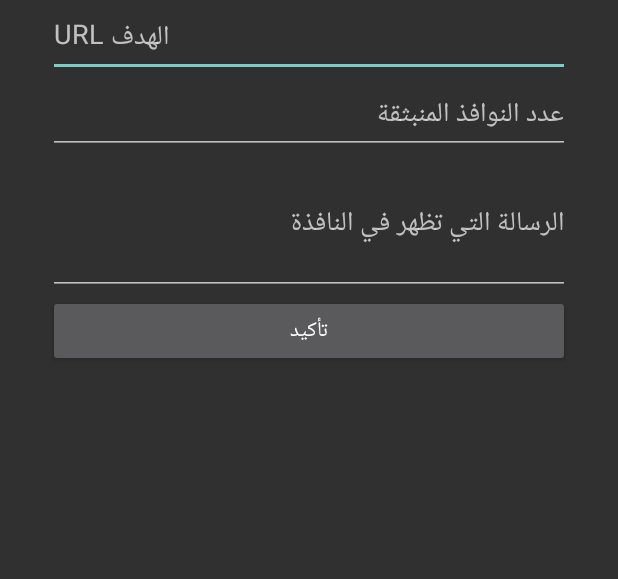
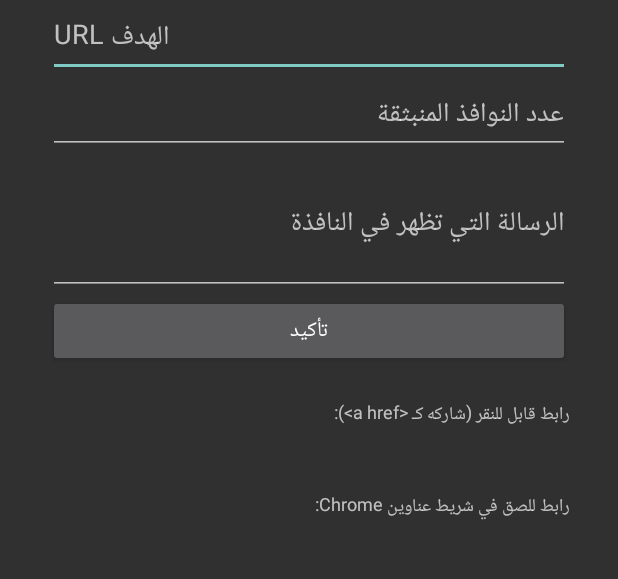
Before and after one commit to ailrhame/klencod-kotlin-Pop-up, an Android app: the screen it shows after launch (MainActivity), on a phone screen of 412 x 824 dp, the part 172-751 px from its top. Run offline under Robolectric (Android 15) with nearby library versions, the phone set to English and light mode, and no system bars.

Commit message:
Update project from Klencod IDE

```diff
--- a/app/src/main/java/com/pop/fox/MainActivity.kt
+++ b/app/src/main/java/com/pop/fox/MainActivity.kt
@@ -21,9 +21,12 @@ import android.widget.Toast
 
 class MainActivity : Activity() {
 
-    private var resultLabel: TextView? = null
-    private var copyBtn: Button? = null
-    private var currentLink: String = ""
+    private var directLabel: TextView? = null
+    private var intentLabel: TextView? = null
+    private var copyDirectBtn: Button? = null
+    private var copyIntentBtn: Button? = null
+    private var directLink: String = ""
+    private var intentLink: String = ""
 
     override fun onCreate(savedInstanceState: Bundle?) {
         super.onCreate(savedInstanceState)
@@ -75,18 +78,41 @@ class MainActivity : Activity() {
         val genBtn = Button(this).apply { text = "تأكيد" }
         root.addView(genBtn)
 
-        resultLabel = TextView(this).apply {
+        root.addView(TextView(this).apply {
+            text = "رابط قابل للنقر (شاركه كـ <a href>):"
             textSize = 12f
-            setPadding(0, 32, 0, 0)
+            setPadding(0, 32, 0, 4)
+        })
+
+        directLabel = TextView(this).apply {
+            textSize = 12f
             setTextIsSelectable(true)
         }
-        root.addView(resultLabel)
+        root.addView(directLabel)
 
-        copyBtn = Button(this).apply {
-            text = "نسخ الرابط"
+        copyDirectBtn = Button(this).apply {
+            text = "نسخ رابط <a href>"
             visibility = View.GONE
         }
-        root.addView(copyBtn)
+        root.addView(copyDirectBtn)
+
+        root.addView(TextView(this).apply {
+            text = "رابط للصق في شريط عناوين Chrome:"
+            textSize = 12f
+            setPadding(0, 32, 0, 4)
+        })
+
+        intentLabel = TextView(this).apply {
+            textSize = 12f
+            setTextIsSelectable(true)
+        }
+        root.addView(intentLabel)
+
+        copyIntentBtn = Button(this).apply {
+            text = "نسخ رابط intent://"
+            visibility = View.GONE
+        }
+        root.addView(copyIntentBtn)
 
         genBtn.setOnClickListener {
             val url = urlInput.text.toString().trim()
@@ -98,16 +124,25 @@ class MainActivity : Activity() {
             }
             val u64 = encodeB64(url)
             val m64 = encodeB64(msg)
-            currentLink = "popgen://open?c=$count&m=$m64&u=$u64"
-            resultLabel?.text = currentLink
-            copyBtn?.visibility = View.VISIBLE
+            val query = "open?c=$count&m=$m64&u=$u64"
+
+            directLink = "popgen://$query"
+            intentLink = "intent://$query#Intent;scheme=popgen;package=com.pop.fox;end"
+
+            directLabel?.text = directLink
+            intentLabel?.text = intentLink
+            copyDirectBtn?.visibility = View.VISIBLE
+            copyIntentBtn?.visibility = View.VISIBLE
         }
 
-        copyBtn?.setOnClickListener {
-            val cm = getSystemService(Context.CLIPBOARD_SERVICE) as ClipboardManager
-            cm.setPrimaryClip(ClipData.newPlainText("link", currentLink))
-            Toast.makeText(this, "تم النسخ", Toast.LENGTH_SHORT).show()
-        }
+        copyDirectBtn?.setOnClickListener { copy(directLink, "تم نسخ <a href>") }
+        copyIntentBtn?.setOnClickListener { copy(intentLink, "تم نسخ intent://") }
+    }
+
+    private fun copy(text: String, msg: String) {
+        val cm = getSystemService(Context.CLIPBOARD_SERVICE) as ClipboardManager
+        cm.setPrimaryClip(ClipData.newPlainText("link", text))
+        Toast.makeText(this, msg, Toast.LENGTH_SHORT).show()
     }
 
     private fun encodeB64(s: String): String =
```
